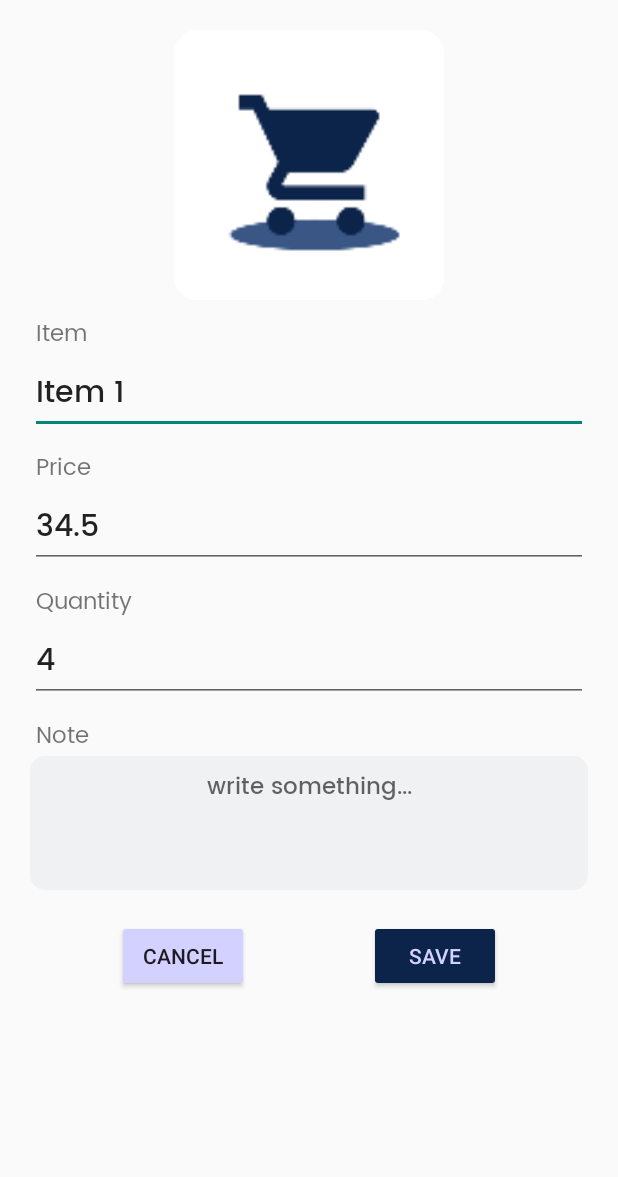
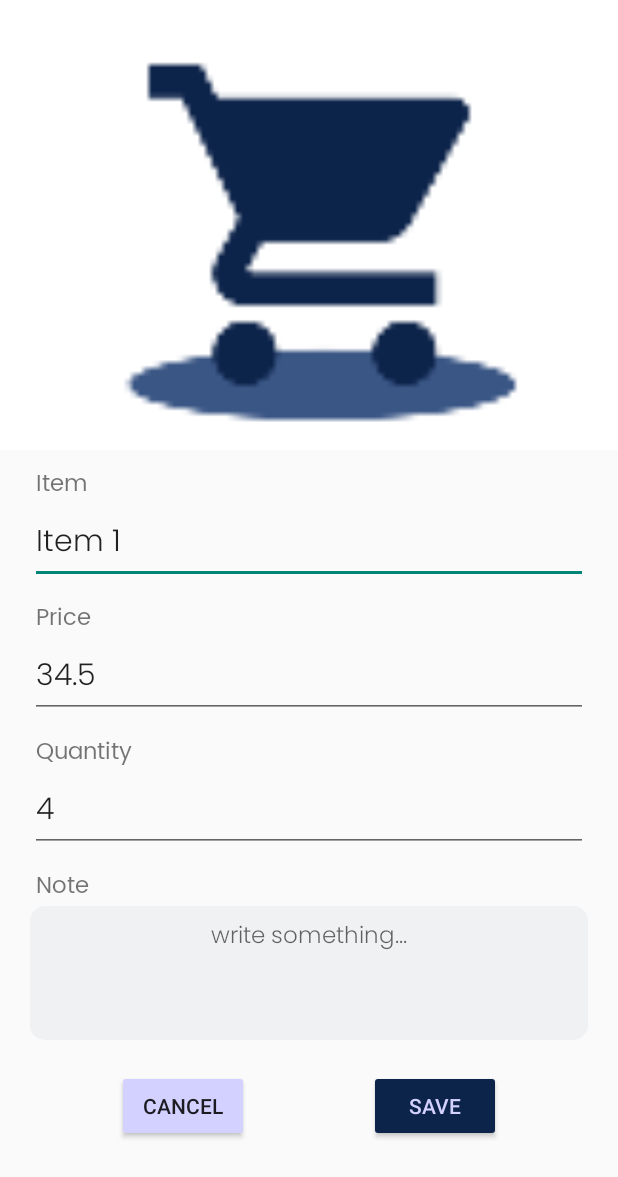
Before and after one commit to zileongggg/MADPROJECT, an Android app: the DetailsActivity screen opened directly, with no data from a screen before it, after a tap on an icon or button, on a phone screen of 412 x 824 dp. Shown: the top 1177 px of the screen. Run offline under Robolectric (Android 15) with nearby library versions, the light colour scheme and no system bars.

Commit message:
third version

```diff
--- a/app/src/main/java/com/example/easycart/Adapter/historyAdapter.java
+++ b/app/src/main/java/com/example/easycart/Adapter/historyAdapter.java
@@ -106,7 +106,6 @@ public class historyAdapter extends RecyclerView.Adapter<historyAdapter.historyV
         purchasedItemList = getPurchasedItemList();
         int id = purchasedItemList.get(position).getId();
         sqLiteHelper.updateStatus(id,status);
-
         // remove the item from the list == remove from the recycle view
         purchasedItemList.remove(position);
         notifyDataSetChanged();
--- a/app/src/main/java/com/example/easycart/DetailsActivity.java
+++ b/app/src/main/java/com/example/easycart/DetailsActivity.java
@@ -27,12 +27,14 @@ public class DetailsActivity extends AppCompatActivity {
     private Button editSave, editCancel;
     private List<ItemModel> itemModelList = new ArrayList<>();
     private MyAdapter myAdapter;
-    private String name, note;
+    private String name, note, image;
     private double price;
     private int quantity;
+    private static final int PICK_IMAGE = 1;
+    private static final int IMAGE_PICK_CODE = 1000;
+    private static final int PERMISSION_PICK_CODE = 1001;
+    private Uri imageUri;
     private ImageView itemImage;
-    private static final int PICK_IMAGE = 1;
-    private Uri imageUri;
     SQLiteHelper sqLiteHelper;
 
 
@@ -44,6 +46,7 @@ public class DetailsActivity extends AppCompatActivity {
         editSave = findViewById(R.id.editSave);
         editCancel = findViewById(R.id.editCancel);
 
+        // get all intent data
         getIntentData();
 
         editSave.setOnClickListener(new View.OnClickListener() {
@@ -51,10 +54,14 @@ public class DetailsActivity extends AppCompatActivity {
             public void onClick(View v) {
                 sqLiteHelper = new SQLiteHelper(DetailsActivity.this);
                 int id = getIntent().getIntExtra("id", 0);
+
+                // get into the correct section
                 editName = (EditText) findViewById(R.id.nameEdit);
                 editPrice = (EditText) findViewById(R.id.priceEdit);
                 editQuantity = (EditText) findViewById(R.id.qtyEdit);
                 editNote = (EditText) findViewById(R.id.noteEdit);
+
+                // get new input from the user input
                 String newName = editName.getText().toString().trim();
                 String newPrice = editPrice.getText().toString();
                 String newQty = editQuantity.getText().toString().trim();
@@ -74,31 +81,68 @@ public class DetailsActivity extends AppCompatActivity {
             }
         });
 
-        // item Image
-        itemImage = findViewById(R.id.itemImage);
+        // select item image
+        itemImage = (ImageView) findViewById(R.id.itemImage);
         itemImage.setOnClickListener(new View.OnClickListener() {
             @Override
             public void onClick(View v) {
-                Intent gallery = new Intent();
-                gallery.setType("image/*");
-                gallery.setAction(Intent.ACTION_GET_CONTENT);
+                /*if(Build.VERSION.SDK_INT >= Build.VERSION_CODES.M){
+                    if (checkSelfPermission(Manifest.permission.READ_EXTERNAL_STORAGE)
+                         == PackageManager.PERMISSION_DENIED){
+                        // request permission
+                        String[] permissions = {Manifest.permission.READ_EXTERNAL_STORAGE};
+                        // show popup for runtime permission
+                        requestPermissions(permissions, PERMISSION_PICK_CODE);
 
-                startActivityForResult(Intent.createChooser(gallery, "Select Image"), PICK_IMAGE);
+                    }else {
+                        // permission granted
+                        pickImageFromGallery();
+                    }
+                }else{
+                    // system OS is less then marshamallow
+                    pickImageFromGallery();
+                }*/
+
+                pickImageFromGallery();
             }
         });
 
     }
 
+    public void pickImageFromGallery(){
+        // intent to pick image
+        Intent intent = new Intent(Intent.ACTION_PICK);
+        intent.setType("image/*");
+        startActivityForResult(intent, IMAGE_PICK_CODE);
+    }
+
+   /* @Override
+    public void onRequestPermissionsResult(int requestCode, @NonNull @NotNull String[] permissions, @NonNull @NotNull int[] grantResults) {
+        switch (requestCode){
+            case PERMISSION_PICK_CODE:{
+                if (grantResults.length > 0 && grantResults[0] == PackageManager.PERMISSION_GRANTED){
+                    // permission was granted
+                    pickImageFromGallery();
+                }else{
+                    Toast.makeText(this, "Permission denied", Toast.LENGTH_SHORT).show();
+                }
+            }
+        }
+        super.onRequestPermissionsResult(requestCode, permissions, grantResults);
+    }*/
+
     @Override
     protected void onActivityResult(int requestCode, int resultCode, @Nullable @org.jetbrains.annotations.Nullable Intent data) {
         super.onActivityResult(requestCode, resultCode, data);
-
-        if (requestCode == PICK_IMAGE && requestCode == RESULT_OK){
+        sqLiteHelper = new SQLiteHelper(DetailsActivity.this);
+        int id = getIntent().getIntExtra("id", 0);
+        if (requestCode == IMAGE_PICK_CODE && resultCode == RESULT_OK && data != null && data.getData() != null){
             imageUri = data.getData();
             try {
                 Bitmap bitmap = MediaStore.Images.Media.getBitmap(getContentResolver(), imageUri);
+                sqLiteHelper.updateImage(id, imageUri.toString());
                 itemImage.setImageBitmap(bitmap);
-            } catch (IOException e){
+            }catch (IOException e){
                 e.printStackTrace();
             }
         }
@@ -110,21 +154,36 @@ public class DetailsActivity extends AppCompatActivity {
             price = getIntent().getDoubleExtra("itemPrice", 0);
             quantity = getIntent().getIntExtra("itemQuantity", 0);
             note = getIntent().getStringExtra("itemNote");
+            image = getIntent().getStringExtra("itemImage");
 
-            setIntentData(name, price, quantity, note);
+            setIntentData(name, price, quantity, note, image);
         }
     }
 
-    public void setIntentData(String name, double price, int quantity, String note) {
+    public void setIntentData(String name, double price, int quantity, String note, String image) {
         editName = findViewById(R.id.nameEdit);
         editPrice = findViewById(R.id.priceEdit);
         editQuantity = findViewById(R.id.qtyEdit);
         editNote = findViewById(R.id.noteEdit);
+        itemImage = (ImageView) findViewById(R.id.itemImage);
 
         editName.setText(name);
         editPrice.setText(String.valueOf(price));
         editQuantity.setText(String.valueOf(quantity));
         editNote.setText(note);
+
+        // set image
+        Bitmap bitmap = null;
+        try {
+            if (image != null){
+                bitmap = MediaStore.Images.Media.getBitmap(getContentResolver(), Uri.parse(image));
+                itemImage.setImageBitmap(bitmap);
+            }else {
+                itemImage.setImageResource(R.mipmap.ic_launcher);
+            }
+        } catch (IOException e) {
+            e.printStackTrace();
+        }
     }
 
 }
--- a/app/src/main/java/com/example/easycart/MainActivity.java
+++ b/app/src/main/java/com/example/easycart/MainActivity.java
@@ -82,6 +82,7 @@ public class MainActivity extends AppCompatActivity implements onDialogCloseList
                 intent.putExtra("itemPrice", itemModelList.get(position).getPrice());
                 intent.putExtra("itemQuantity", itemModelList.get(position).getQuantity());
                 intent.putExtra("itemNote", itemModelList.get(position).getNote());
+                intent.putExtra("itemImage", itemModelList.get(position).getImage());
                 intent.putExtra("position", position);
                 intent.putExtra("id", id);
                 startActivity(intent);
--- a/app/src/main/java/com/example/easycart/Model/ItemModel.java
+++ b/app/src/main/java/com/example/easycart/Model/ItemModel.java
@@ -2,7 +2,7 @@ package com.example.easycart.Model;
 
 public class ItemModel {
 
-    private String name, note;
+    private String name, note, image;
     private int quantity, id, status;
     private double price;
 
@@ -53,4 +53,12 @@ public class ItemModel {
     public void setStatus(int status) {
         this.status = status;
     }
+
+    public String getImage() {
+        return image;
+    }
+
+    public void setImage(String image) {
+        this.image = image;
+    }
 }
--- a/app/src/main/java/com/example/easycart/Utils/SQLiteHelper.java
+++ b/app/src/main/java/com/example/easycart/Utils/SQLiteHelper.java
@@ -23,8 +23,9 @@ public class SQLiteHelper extends SQLiteOpenHelper {
     public static final String NAME_COL = "NAME";
     public static final String PRICE_COL = "PRICE";
     public static final String QUANTITY_COL = "QUANTITY";
+    public static final String NOTE_COL = "NOTE";
+    public static final String IMAGE_COL = "IMAGE";
     public static final String STATUS_COL = "STATUS";
-    public static final String NOTE_COL = "NOTE";
     private SQLiteDatabase sqLiteDatabase;
 
 
@@ -36,7 +37,7 @@ public class SQLiteHelper extends SQLiteOpenHelper {
     public void onCreate(SQLiteDatabase db) {
         db.execSQL("CREATE TABLE IF NOT EXISTS " + MYDATABASE_TABLE
                 + "(ID INTEGER PRIMARY KEY AUTOINCREMENT, NAME TEXT NOT NULL, " +
-                "PRICE REAL, QUANTITY INTEGER, NOTE TEXT, STATUS INTEGER)");
+                "PRICE REAL, QUANTITY INTEGER, NOTE TEXT, IMAGE TEXT, STATUS INTEGER)");
     }
 
     @Override
@@ -55,6 +56,7 @@ public class SQLiteHelper extends SQLiteOpenHelper {
         contentValues.put(PRICE_COL, item.getPrice());
         contentValues.put(QUANTITY_COL, item.getQuantity());
         contentValues.put(NOTE_COL, item.getNote());
+        contentValues.put(IMAGE_COL, item.getImage());
         contentValues.put(STATUS_COL, item.getStatus());
 
         sqLiteDatabase.insert(MYDATABASE_TABLE, null, contentValues);
@@ -92,6 +94,14 @@ public class SQLiteHelper extends SQLiteOpenHelper {
         sqLiteDatabase.update(MYDATABASE_TABLE, contentValues, "ID=?", new String[]{String.valueOf(id)});
     }
 
+    public void updateImage(int id, String image) {
+        sqLiteDatabase = this.getWritableDatabase();
+        ContentValues contentValues = new ContentValues();
+        contentValues.put(IMAGE_COL, image);
+
+        sqLiteDatabase.update(MYDATABASE_TABLE, contentValues, "ID=?", new String[]{String.valueOf(id)});
+    }
+
     public void updateStatus(int id, int status) {
         sqLiteDatabase = this.getWritableDatabase();
         ContentValues contentValues = new ContentValues();
@@ -121,8 +131,9 @@ public class SQLiteHelper extends SQLiteOpenHelper {
         int name_index = cursor.getColumnIndex(NAME_COL);
         int price_index = cursor.getColumnIndex(PRICE_COL);
         int quantity_index = cursor.getColumnIndex(QUANTITY_COL);
+        int note_index = cursor.getColumnIndex(NOTE_COL);
+        int image_index = cursor.getColumnIndex(IMAGE_COL);
         int status_index = cursor.getColumnIndex(STATUS_COL);
-        int note_index = cursor.getColumnIndex(NOTE_COL);
 
         sqLiteDatabase.beginTransaction();
         try {
@@ -133,6 +144,7 @@ public class SQLiteHelper extends SQLiteOpenHelper {
                 item.setPrice(cursor.getDouble(price_index));
                 item.setQuantity(cursor.getInt(quantity_index));
                 item.setNote(cursor.getString(note_index));
+                item.setImage(cursor.getString(image_index));
                 item.setStatus(cursor.getInt(status_index));
                 itemModelList.add(item);
             }
--- a/app/src/main/res/layout/details.xml
+++ b/app/src/main/res/layout/details.xml
@@ -1,18 +1,21 @@
 <?xml version="1.0" encoding="utf-8"?>
-<LinearLayout xmlns:android="http://schemas.android.com/apk/res/android"
+<ScrollView xmlns:android="http://schemas.android.com/apk/res/android"
     xmlns:tools="http://schemas.android.com/tools"
+    android:layout_width="match_parent"
+    android:layout_height="match_parent">
+
+    <LinearLayout
         android:layout_width="match_parent"
         android:layout_height="match_parent"
         android:orientation="vertical">
 
         <ImageView
             android:id="@+id/itemImage"
-        android:layout_width="180dp"
-        android:layout_height="180dp"
+            android:layout_width="match_parent"
+            android:layout_height="300dp"
             android:scaleType="centerCrop"
             android:src="@mipmap/ic_launcher"
-        android:layout_gravity="center_horizontal"
-        android:layout_marginTop="20dp"/>
+            android:layout_gravity="center_horizontal"/>
 
         <!--Item-->
         <TextView
@@ -32,7 +35,7 @@
             android:layout_marginLeft="20dp"
             android:layout_marginEnd="20dp"
             android:layout_marginRight="20dp"
-        android:fontFamily="@font/poppins_medium"
+            android:fontFamily="@font/poppins_light"
             android:text="Item 1"
             android:textSize="20sp" />
 
@@ -54,7 +57,7 @@
             android:layout_marginLeft="20dp"
             android:layout_marginEnd="20dp"
             android:layout_marginRight="20dp"
-        android:fontFamily="@font/poppins_medium"
+            android:fontFamily="@font/poppins_light"
             android:text="34.5"
             android:textSize="20sp" />
 
@@ -76,7 +79,7 @@
             android:layout_marginLeft="20dp"
             android:layout_marginEnd="20dp"
             android:layout_marginRight="20dp"
-        android:fontFamily="@font/poppins_medium"
+            android:fontFamily="@font/poppins_light"
             android:text="4"
             android:textSize="20sp" />
 
@@ -100,7 +103,7 @@
             android:layout_marginEnd="20dp"
             android:layout_marginRight="20dp"
             android:background="@drawable/input_border"
-        android:fontFamily="@font/poppins_medium"
+            android:fontFamily="@font/poppins_light"
             android:hint="write something..."
             android:gravity="center_horizontal"
             android:maxHeight="70dp"
@@ -132,90 +135,6 @@
                 android:textColor="@color/secondary"/>
         </LinearLayout>
 
-     <!-- &lt;!&ndash;Quantity&ndash;&gt;
-      <TextView
-          android:id="@+id/textView3"
-          android:layout_width="wrap_content"
-          android:layout_height="wrap_content"
-          android:layout_below="@+id/textView2"
-          android:layout_alignStart="@+id/textView2"
-          android:layout_alignLeft="@+id/textView2"
-          android:layout_marginTop="30dp"
-          android:fontFamily="@font/poppins_regular"
-          android:text="Quanitty"
-          android:textSize="20sp" />
+    </LinearLayout>
 
-      <EditText
-          android:id="@+id/qtyEdit"
-          android:layout_width="wrap_content"
-          android:layout_height="wrap_content"
-          android:layout_alignStart="@+id/priceEdit"
-          android:layout_alignLeft="@+id/priceEdit"
-          android:layout_alignBottom="@+id/textView3"
-          android:fontFamily="@font/poppins_medium"
-          android:text="3"
-          android:textSize="25sp" />
-
-      &lt;!&ndash;subTotal&ndash;&gt;
-      <TextView
-          android:id="@+id/textView4"
-          android:layout_width="wrap_content"
-          android:layout_height="wrap_content"
-          android:layout_below="@+id/textView3"
-          android:layout_alignStart="@+id/textView3"
-          android:layout_alignLeft="@+id/textView3"
-          android:layout_marginTop="30dp"
-          android:fontFamily="@font/poppins_regular"
-          android:text="subTotal"
-          android:textSize="20sp" />
-
-      <TextView
-          android:id="@+id/subTotal"
-          android:layout_width="wrap_content"
-          android:layout_height="wrap_content"
-          android:layout_alignStart="@+id/qtyEdit"
-          android:layout_alignLeft="@+id/qtyEdit"
-          android:layout_alignBottom="@+id/textView4"
-          android:fontFamily="@font/poppins_medium"
-          android:text="RM 23.4"
-          android:textColor="@color/black"
-          android:textSize="25sp" />
-
-      &lt;!&ndash;line&ndash;&gt;
-      <View
-          android:layout_width="350dp"
-          android:layout_height="1dp"
-          android:layout_below="@+id/textView4"
-          android:layout_centerHorizontal="true"
-          android:layout_marginTop="30dp"
-          android:background="@color/secondary" />
-
-      <TextView
-          android:id="@+id/textView5"
-          android:layout_width="wrap_content"
-          android:layout_height="wrap_content"
-          android:layout_below="@+id/textView4"
-          android:layout_alignParentStart="true"
-          android:layout_alignParentLeft="true"
-          android:layout_marginStart="50dp"
-          android:layout_marginLeft="50dp"
-          android:layout_marginTop="50dp"
-          android:fontFamily="@font/poppins_medium"
-          android:text="Note"
-          android:textSize="20sp" />
-
-      <EditText
-          android:layout_width="330dp"
-          android:layout_height="wrap_content"
-          android:layout_below="@+id/textView5"
-          android:layout_centerHorizontal="true"
-          android:background="@drawable/input_border"
-          android:gravity="top|left"
-          android:inputType="textMultiLine"
-          android:lines="8"
-          android:maxLines="10"
-          android:minLines="6"
-          tools:ignore="RtlHardcoded" />-->
-
-
-</LinearLayout>
+</ScrollView>
```
Lines whose indentation alone changed are shown as unchanged.
